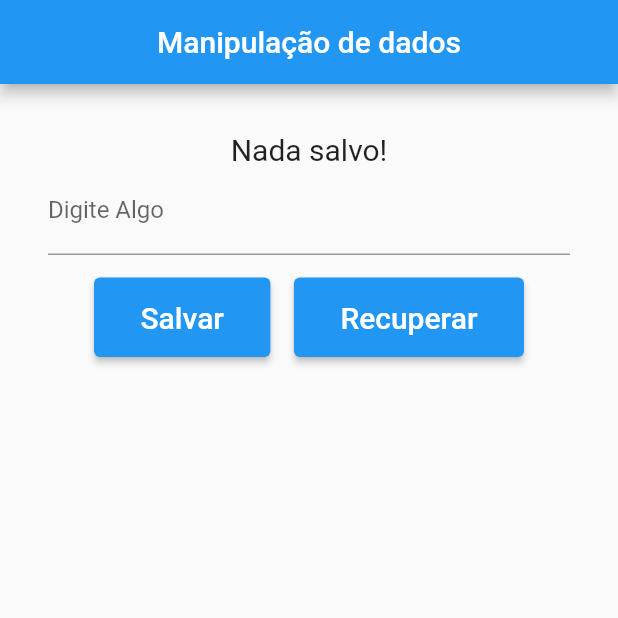
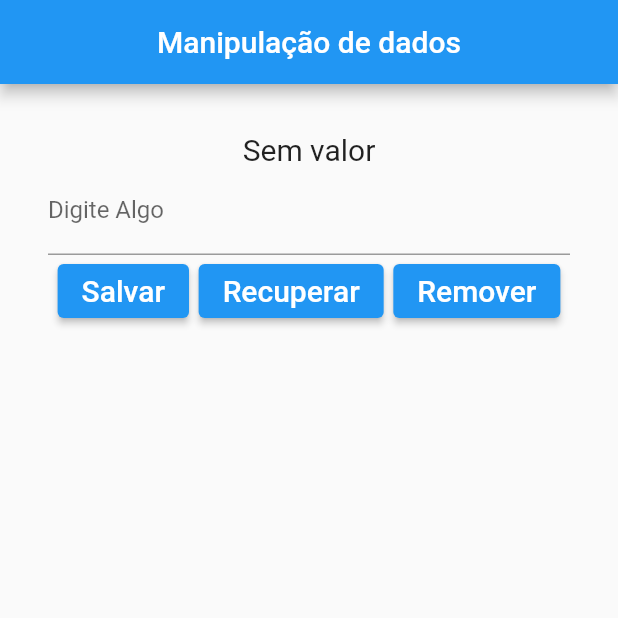
Before and after one commit to LetRicette/TODO-list-flutter, a Flutter app: the screen it shows after launch, after a tap on "Recuperar", on a phone screen of 412 x 824 dp, the top half of it. Run offline on Flutter 3.47's test engine with Material 2 defaults, Android fonts, the phone set to English and light mode, and no system bars; our stand-ins replace shared_preferences.

```diff
--- a/lib/home.dart
+++ b/lib/home.dart
@@ -1,4 +1,5 @@
 import 'package:flutter/material.dart';
+import 'package:shared_preferences/shared_preferences.dart';
 
 class Home extends StatefulWidget {
   const Home({Key? key}) : super(key: key);
@@ -8,11 +9,28 @@ class Home extends StatefulWidget {
 }
 
 class _HomeState extends State<Home> {
-  TextEditingController _controllerCampo = TextEditingController();
+  String _textoSalvo = "Nada salvo!";
 
-  _salvar() {}
+  final TextEditingController _controllerCampo = TextEditingController();
 
-  _recuperar() {}
+  _salvar() async {
+    String valorDigitado = _controllerCampo.text;
+
+    final prefs = await SharedPreferences.getInstance();
+    await prefs.setString("nome", valorDigitado);
+  }
+
+  _recuperar() async {
+    final prefs = await SharedPreferences.getInstance();
+    setState(() {
+      _textoSalvo = prefs.getString("nome") ?? "Sem valor";
+    });
+  }
+
+  _remover() async {
+    final prefs = await SharedPreferences.getInstance();
+    prefs.remove("nome");
+  }
 
   @override
   Widget build(BuildContext context) {
@@ -28,7 +46,7 @@ class _HomeState extends State<Home> {
         child: Column(
           children: [
             Text(
-              "Nada salvo!",
+              _textoSalvo,
               style: TextStyle(
                 fontSize: 20,
               ),
@@ -40,15 +58,11 @@ class _HomeState extends State<Home> {
               ),
               controller: _controllerCampo,
             ),
-            Padding(
-              padding: const EdgeInsets.all(15),
-              child: Row(
+            Row(
               mainAxisAlignment: MainAxisAlignment.spaceEvenly,
               children: [
                 ElevatedButton(
                   onPressed: _salvar,
-                    child: Padding(
-                      padding: const EdgeInsets.all(15),
                   child: Text(
                     "Salvar",
                     style: TextStyle(
@@ -56,11 +70,8 @@ class _HomeState extends State<Home> {
                     ),
                   ),
                 ),
-                  ),
                 ElevatedButton(
                   onPressed: _recuperar,
-                    child: Padding(
-                      padding: const EdgeInsets.all(15),
                   child: Text(
                     "Recuperar",
                     style: TextStyle(
@@ -68,9 +79,16 @@ class _HomeState extends State<Home> {
                     ),
                   ),
                 ),
+                ElevatedButton(
+                  onPressed: _remover,
+                  child: Text(
+                    "Remover",
+                    style: TextStyle(
+                      fontSize: 20,
+                    ),
+                  ),
                 )
               ],
-              ),
             )
           ],
         ),
--- a/pubspec.yaml
+++ b/pubspec.yaml
@@ -34,6 +34,8 @@ dependencies:
   # The following adds the Cupertino Icons font to your application.
   # Use with the CupertinoIcons class for iOS style icons.
   cupertino_icons: ^1.0.2
+  shared_preferences: ^2.0.13
+
 
 dev_dependencies:
   flutter_test:
@@ -45,6 +47,7 @@ dev_dependencies:
   # package. See that file for information about deactivating specific lint
   # rules and activating additional ones.
   flutter_lints: ^1.0.0
+
 
 # For information on the generic Dart part of this file, see the
 # following page: https://dart.dev/tools/pub/pubspec
```
Also changed, not shown: pubspec.lock. Lines whose indentation alone changed are shown as unchanged.
